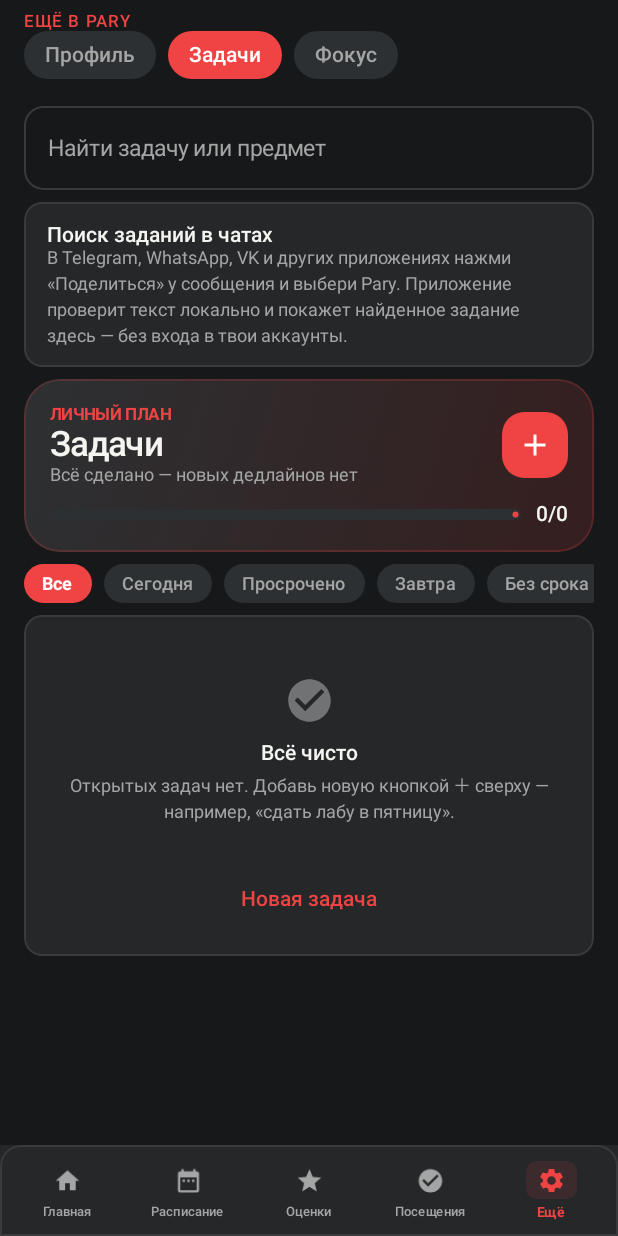
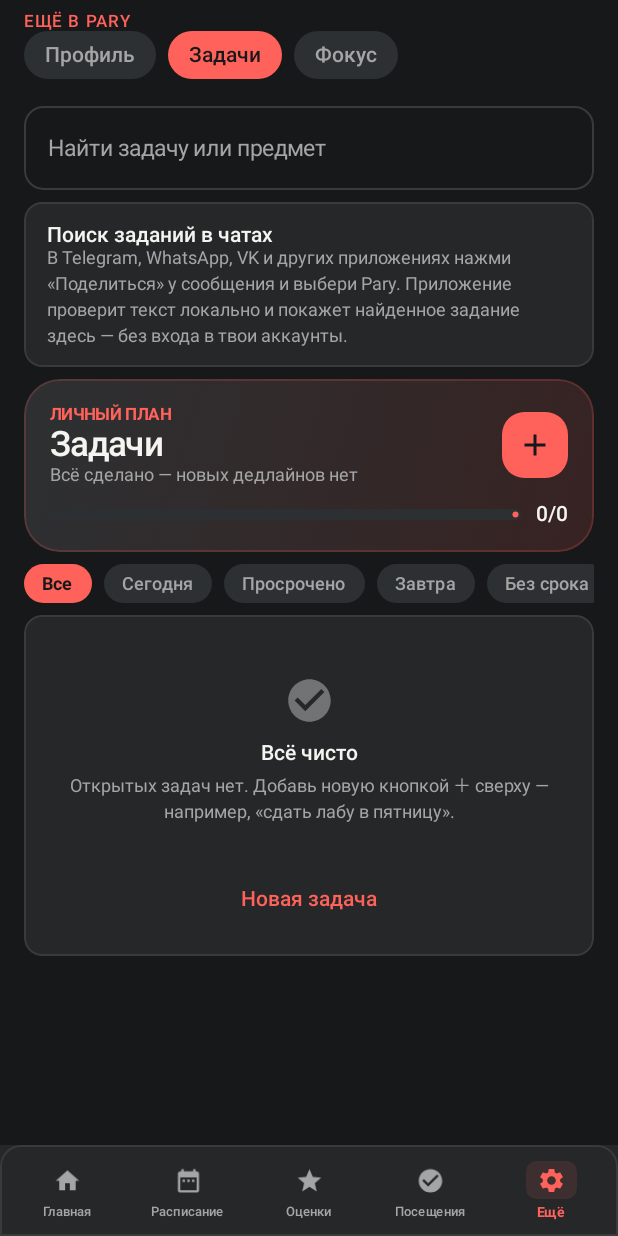
Before and after one commit to trololoshkacol-pixel/pary-android, an Android app built with Jetpack Compose: the screen it shows after launch (MainActivity), after a tap on "Задачи", on a phone screen of 412 x 824 dp. Run offline under Robolectric (Android 15) with nearby library versions, the phone set to English and light mode, and no system bars; 1 statement that could not run was skipped; 1 other tap on this screen came first.

Commit message:
feat: restore five Swiss Modern accent palettes

```diff
--- a/app/src/main/java/com/pary/app/ui/ParyTheme.kt
+++ b/app/src/main/java/com/pary/app/ui/ParyTheme.kt
@@ -15,9 +15,27 @@ import androidx.compose.ui.text.font.FontWeight
 import androidx.compose.ui.unit.dp
 import androidx.compose.ui.unit.sp
 
-// Kept for compatibility with the existing appearance settings UI.
-val AccentHex = listOf(0xFFE53935)
-val AccentNames = listOf("Swiss Red")
+// Swiss Modern accents. Indices are persisted in Store and kept stable for backups.
+val AccentHex = listOf(0xFFE53935, 0xFF356AE6, 0xFF27845A, 0xFFD28A24, 0xFF8056C8)
+val AccentNames = listOf("Swiss Red", "Cobalt", "Forest", "Amber", "Violet")
+
+private data class AccentPalette(
+    val light: Color,
+    val dark: Color,
+    val lightContainer: Color,
+    val darkContainer: Color,
+    val lightOnContainer: Color,
+    val darkOnContainer: Color,
+    val tertiary: Color,
+)
+
+private val AccentPalettes = listOf(
+    AccentPalette(Color(0xFFE53935), Color(0xFFFF625B), Color(0xFFFCE7E5), Color(0xFF492321), Color(0xFF7D211D), Color(0xFFFFDAD7), Color(0xFF4778B8)),
+    AccentPalette(Color(0xFF285CCB), Color(0xFF82A8FF), Color(0xFFE4ECFF), Color(0xFF20365F), Color(0xFF183A83), Color(0xFFD9E2FF), Color(0xFF27845A)),
+    AccentPalette(Color(0xFF20764C), Color(0xFF72D6A0), Color(0xFFDDF4E6), Color(0xFF1D4430), Color(0xFF164B30), Color(0xFFBDF2D0), Color(0xFF4778B8)),
+    AccentPalette(Color(0xFF98600E), Color(0xFFFFC46B), Color(0xFFFFEFD5), Color(0xFF4B351A), Color(0xFF68400A), Color(0xFFFFE2B5), Color(0xFF4778B8)),
+    AccentPalette(Color(0xFF7043B5), Color(0xFFC3A0FF), Color(0xFFEFE5FF), Color(0xFF3D2A5A), Color(0xFF4D287F), Color(0xFFEAD7FF), Color(0xFF4778B8)),
+)
 
 data class ExtraColors(
     val success: Color,
@@ -73,20 +91,18 @@ private val ParyShapes = Shapes(
 fun ParyTheme(theme: String, accentIndex: Int, animationsEnabled: Boolean = true, content: @Composable () -> Unit) {
     val isLight = theme == "light"
     val amoled = theme == "amoled"
-    val red = Color(0xFFE53935)
-    val darkRed = Color(0xFFF04444)
-
+    val accent = AccentPalettes.getOrElse(accentIndex) { AccentPalettes.first() }
     val scheme = if (isLight) {
         lightColorScheme(
-            primary = red,
+            primary = accent.light,
             onPrimary = Color.White,
-            primaryContainer = Color(0xFFFCE7E5),
-            onPrimaryContainer = Color(0xFF7D211D),
+            primaryContainer = accent.lightContainer,
+            onPrimaryContainer = accent.lightOnContainer,
             secondary = Color(0xFF62645F),
             onSecondary = Color.White,
             secondaryContainer = Color(0xFFEAEAE5),
             onSecondaryContainer = Color(0xFF252622),
-            tertiary = Color(0xFF4778B8),
+            tertiary = accent.tertiary,
             background = Color(0xFFF5F5F2),
             onBackground = Color(0xFF181818),
             surface = Color(0xFFFFFFFF),
@@ -105,15 +121,15 @@ fun ParyTheme(theme: String, accentIndex: Int, animationsEnabled: Boolean = true
         val surface = if (amoled) Color(0xFF101112) else Color(0xFF252729)
         val surfaceVariant = if (amoled) Color(0xFF191B1C) else Color(0xFF2D3032)
         darkColorScheme(
-            primary = darkRed,
-            onPrimary = Color.White,
-            primaryContainer = Color(0xFF492321),
-            onPrimaryContainer = Color(0xFFFFDAD7),
+            primary = accent.dark,
+            onPrimary = Color(0xFF171819),
+            primaryContainer = accent.darkContainer,
+            onPrimaryContainer = accent.darkOnContainer,
             secondary = Color(0xFFA4A5A5),
             onSecondary = Color(0xFF202122),
             secondaryContainer = surfaceVariant,
             onSecondaryContainer = Color(0xFFF4F4F1),
-            tertiary = Color(0xFF83A9D8),
+            tertiary = accent.tertiary.copy(alpha = 0.9f),
             background = background,
             onBackground = Color(0xFFF4F4F1),
             surface = surface,
```
